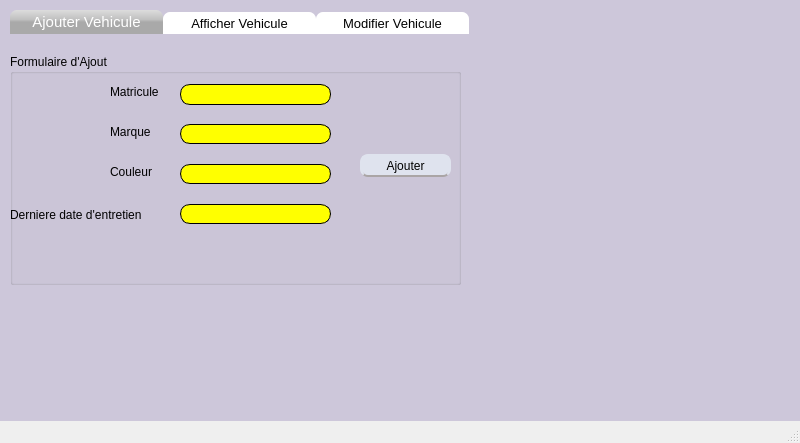
Before: the Qt Designer form mainwindow.ui in naouelboughattas/Smart_Shop_2A17, drawn with Qt 5.
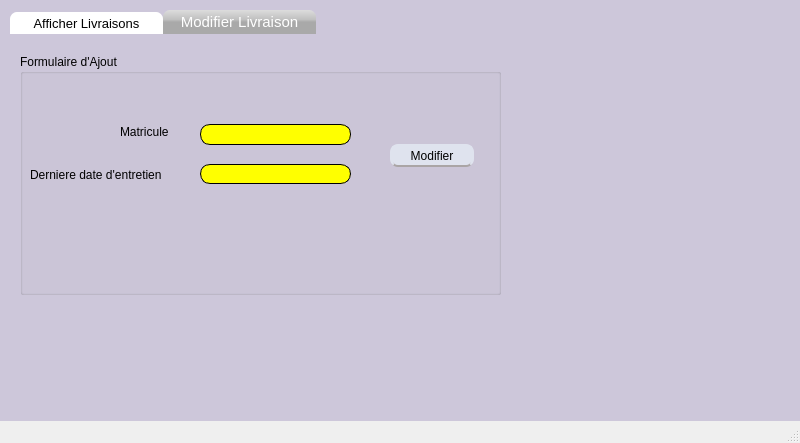
After: the same form once the commit is applied. The open tabs and pages were chosen to show the change.

Commit message: Commit Livraison jointure Client et facture

Patch:
```diff
--- a/mainwindow.ui
+++ b/mainwindow.ui
@@ -33,7 +33,7 @@
 }</string>
     </property>
     <property name="currentIndex">
-     <number>0</number>
+     <number>2</number>
     </property>
     <widget class="QWidget" name="page">
      <widget class="QTabWidget" name="tabWidget">
@@ -604,6 +604,278 @@
       <property name="text">
        <string>Livreurs</string>
       </property>
+     </widget>
+     <widget class="QPushButton" name="pushButton_5">
+      <property name="geometry">
+       <rect>
+        <x>260</x>
+        <y>220</y>
+        <width>201</width>
+        <height>81</height>
+       </rect>
+      </property>
+      <property name="styleSheet">
+       <string notr="true">QPushButton {
+background: #dfe3ee;
+border: 2px solid #dfe3ee;
+border-bottom-color: #aaa5a5; /* same as the pane color */
+border-top-left-radius: 7px;
+border-top-right-radius: 7px;
+min-width: 80px;
+border-radius: 8px;
+color: black;
+font-size:20px;
+font-family:Arial, Helvetica, sans-serif;
+}</string>
+      </property>
+      <property name="text">
+       <string>Livraisons</string>
+      </property>
+     </widget>
+    </widget>
+    <widget class="QWidget" name="page_5">
+     <widget class="QTabWidget" name="tabWidget_3">
+      <property name="geometry">
+       <rect>
+        <x>10</x>
+        <y>10</y>
+        <width>741</width>
+        <height>421</height>
+       </rect>
+      </property>
+      <property name="styleSheet">
+       <string notr="true">#QWidget {
+
+}
+QTabWidget::pane { /* The tab widget frame */
+border-top: 5px  ;
+}
+QTabWidget::tab-bar {
+left: 0px; /* move to the right by 5px */
+}
+/* Style the tab using the tab sub-control. Note that it reads QTabBar _not_ QTabWidget */
+QTabBar::tab {
+background: #FFFFFF;
+border: 2px  ;
+border-bottom-color: ; /* same as the pane color */
+border-top-left-radius: 7px;
+border-top-right-radius: 7px;
+min-width: 145px;
+padding: 4px;
+color: black;
+font-size:13px;
+font-family:Arial, Helvetica, sans-serif;
+}
+QTabBar::tab:selected, QTabBar::tab:hover {
+background: qlineargradient(x1: 0, y1: 0, x2: 0, y2: 1, stop: 0 #DCDCDC, stop: 0.4 #C0C0C0, stop: 0.5 #A9A9A9, stop: 1.0 #A9A9A9);
+}
+QTabBar::tab:selected {
+border-color: #9B9B9B;
+border-bottom-color: #FFD700; /* same as pane color */
+color: #FFFFFF;
+font-size:15px;
+font-family:Arial, Helvetica, sans-serif;
+}
+QTabBar::tab:!selected {
+margin-top: 2px; /* make non-selected tabs look smaller */
+
+}</string>
+      </property>
+      <property name="currentIndex">
+       <number>0</number>
+      </property>
+      <property name="tabBarAutoHide">
+       <bool>false</bool>
+      </property>
+      <widget class="QWidget" name="tab_8">
+       <attribute name="title">
+        <string>Afficher Livraisons</string>
+       </attribute>
+       <widget class="QTableView" name="tableView_livraisons">
+        <property name="geometry">
+         <rect>
+          <x>30</x>
+          <y>50</y>
+          <width>451</width>
+          <height>271</height>
+         </rect>
+        </property>
+        <property name="styleSheet">
+         <string notr="true">QTableView
+{
+ border-width: 1px;
+border-style: solid;
+border-color: black;
+  border-radius: 10px;
+padding:0 5;
+}</string>
+        </property>
+       </widget>
+       <widget class="QLineEdit" name="lineEdit_R_3">
+        <property name="geometry">
+         <rect>
+          <x>30</x>
+          <y>20</y>
+          <width>221</width>
+          <height>20</height>
+         </rect>
+        </property>
+        <property name="styleSheet">
+         <string notr="true">QLineEdit
+{
+ border-width: 1px;
+border-style: solid;
+border-color: black;
+  border-radius: 10px;
+padding:0 8;
+}</string>
+        </property>
+       </widget>
+       <widget class="QPushButton" name="pushButton_9">
+        <property name="geometry">
+         <rect>
+          <x>530</x>
+          <y>150</y>
+          <width>161</width>
+          <height>23</height>
+         </rect>
+        </property>
+        <property name="styleSheet">
+         <string notr="true">QPushButton {
+background: #dfe3ee;
+border: 2px solid #dfe3ee;
+border-bottom-color: #aaa5a5; /* same as the pane color */
+border-top-left-radius: 7px;
+border-top-right-radius: 7px;
+min-width: 80px;
+border-radius: 8px;
+color: black;
+font-size:12px;
+font-family:Arial, Helvetica, sans-serif;
+}</string>
+        </property>
+        <property name="text">
+         <string>Retour</string>
+        </property>
+       </widget>
+      </widget>
+      <widget class="QWidget" name="tab_9">
+       <attribute name="title">
+        <string>Modifier Livraison</string>
+       </attribute>
+       <widget class="QGroupBox" name="groupBox_6">
+        <property name="geometry">
+         <rect>
+          <x>10</x>
+          <y>20</y>
+          <width>481</width>
+          <height>241</height>
+         </rect>
+        </property>
+        <property name="title">
+         <string>Formulaire d'Ajout </string>
+        </property>
+        <widget class="QLabel" name="label_6">
+         <property name="geometry">
+          <rect>
+           <x>100</x>
+           <y>70</y>
+           <width>71</width>
+           <height>16</height>
+          </rect>
+         </property>
+         <property name="styleSheet">
+          <string notr="true">font: 75 12pt &quot;Segoe UI&quot;;</string>
+         </property>
+         <property name="text">
+          <string>Matricule</string>
+         </property>
+        </widget>
+        <widget class="QLabel" name="label_9">
+         <property name="geometry">
+          <rect>
+           <x>10</x>
+           <y>90</y>
+           <width>171</width>
+           <height>61</height>
+          </rect>
+         </property>
+         <property name="styleSheet">
+          <string notr="true">font: 75 12pt &quot;Segoe UI&quot;;</string>
+         </property>
+         <property name="text">
+          <string>Derniere date d'entretien </string>
+         </property>
+        </widget>
+        <widget class="QLineEdit" name="le_Mat_M_2">
+         <property name="geometry">
+          <rect>
+           <x>180</x>
+           <y>70</y>
+           <width>151</width>
+           <height>21</height>
+          </rect>
+         </property>
+         <property name="styleSheet">
+          <string notr="true">QLineEdit
+{
+ border-width: 1px;
+border-style: solid;
+border-color: black;
+  border-radius: 10px;
+padding:0 8;
+}</string>
+         </property>
+        </widget>
+        <widget class="QLineEdit" name="lineEdit_De_M_2">
+         <property name="geometry">
+          <rect>
+           <x>180</x>
+           <y>110</y>
+           <width>151</width>
+           <height>20</height>
+          </rect>
+         </property>
+         <property name="styleSheet">
+          <string notr="true">QLineEdit
+{
+ border-width: 1px;
+border-style: solid;
+border-color: black;
+  border-radius: 10px;
+padding:0 8;
+}</string>
+         </property>
+        </widget>
+        <widget class="QPushButton" name="pushmod_3">
+         <property name="geometry">
+          <rect>
+           <x>370</x>
+           <y>90</y>
+           <width>84</width>
+           <height>23</height>
+          </rect>
+         </property>
+         <property name="styleSheet">
+          <string notr="true">QPushButton {
+background: #dfe3ee;
+border: 2px solid #dfe3ee;
+border-bottom-color: #aaa5a5; /* same as the pane color */
+border-top-left-radius: 7px;
+border-top-right-radius: 7px;
+min-width: 80px;
+border-radius: 8px;
+color: black;
+font-size:12px;
+font-family:Arial, Helvetica, sans-serif;
+}</string>
+         </property>
+         <property name="text">
+          <string>Modifier</string>
+         </property>
+        </widget>
+       </widget>
+      </widget>
      </widget>
     </widget>
     <widget class="QWidget" name="page_3">
```
Left out of the diff: 6 changed lines with no effect on the pictures. The commit also changes 5 other files.
